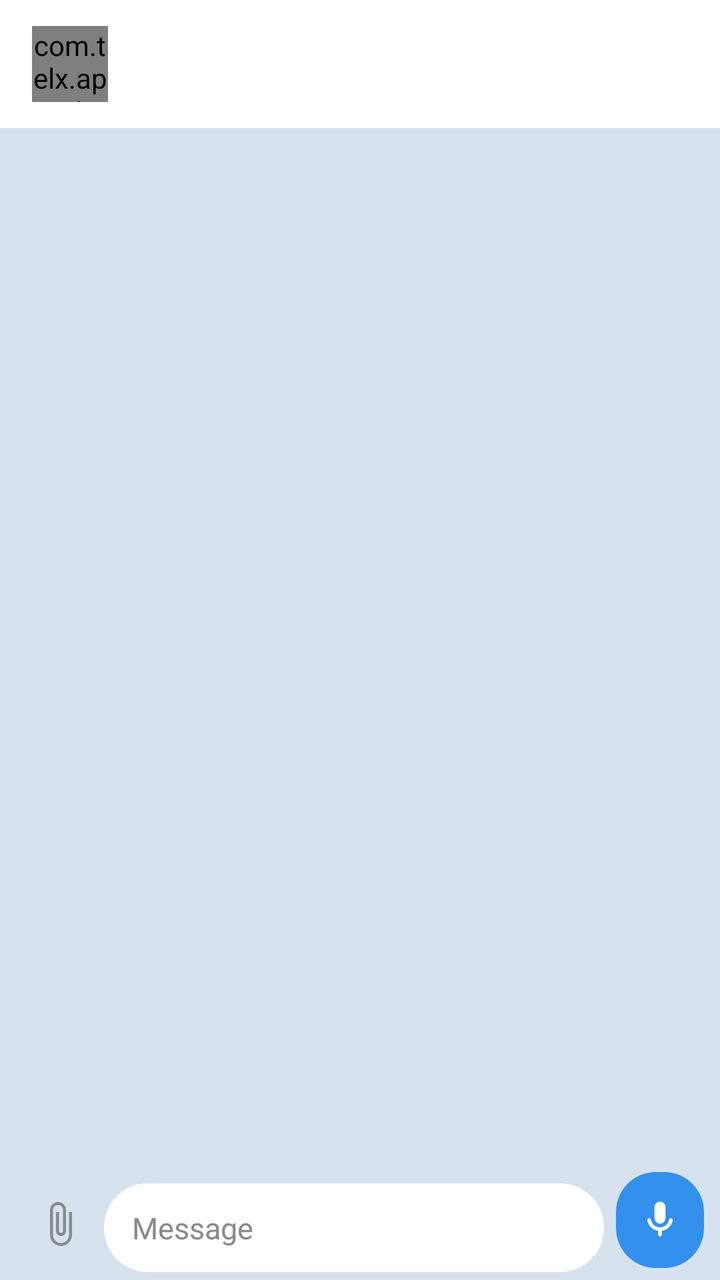
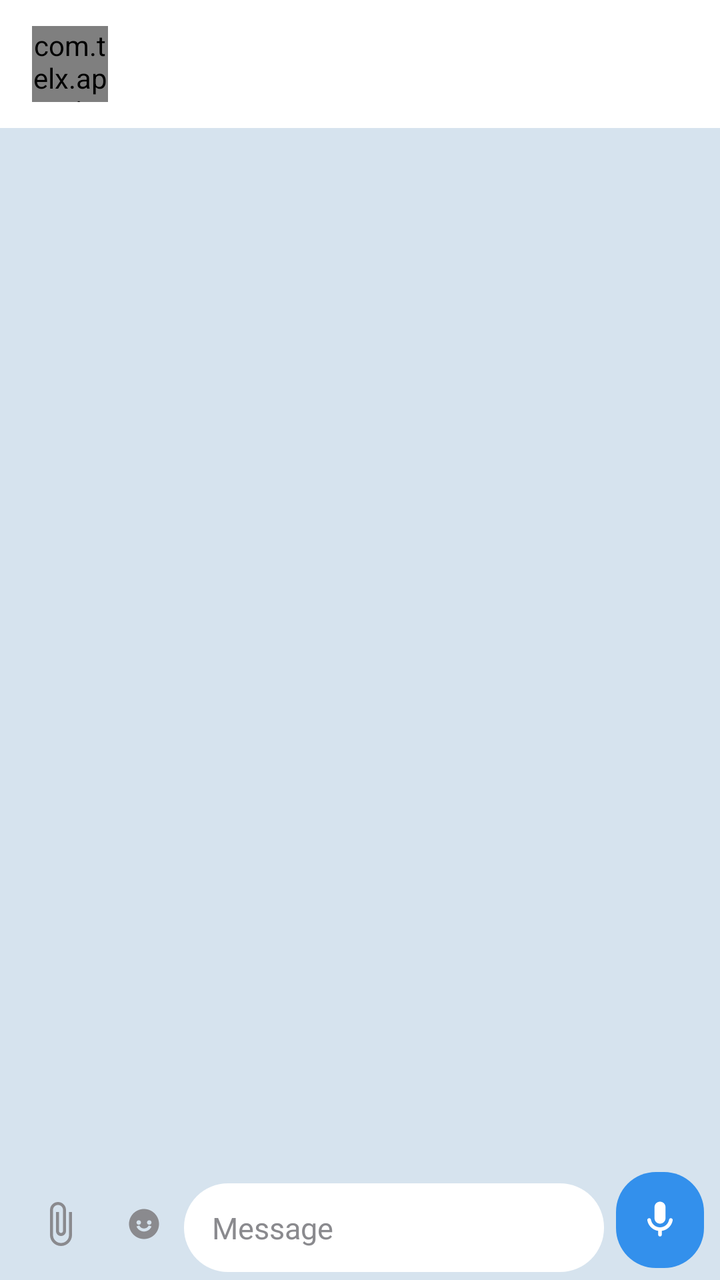

Before-and-after screenshots of an Android layout around one commit, followed by the original layout XML and the change that was made.
<!-- AndroidManifest.xml: activity theme Theme.TelX.NoActionBar -->
<!-- res/layout/activity_chat.xml -->
<?xml version="1.0" encoding="utf-8"?>
<LinearLayout android:id="@+id/chat_root" xmlns:android="http://schemas.android.com/apk/res/android" xmlns:app="http://schemas.android.com/apk/res-auto" xmlns:tools="http://schemas.android.com/tools"
    android:layout_width="match_parent" android:layout_height="match_parent"
    android:orientation="vertical" android:background="@color/chat_bg">
    <androidx.appcompat.widget.Toolbar android:id="@+id/chat_toolbar"
        android:layout_width="match_parent" android:layout_height="?attr/actionBarSize"
        android:background="@color/toolbar_bg" app:contentInsetStartWithNavigation="0dp"
        app:titleTextColor="@color/text_primary">
        <LinearLayout android:id="@+id/chat_header"
            android:layout_width="match_parent" android:layout_height="match_parent"
            android:orientation="horizontal" android:gravity="center_vertical"
            android:background="?android:attr/selectableItemBackground">
            <com.telx.app.ui.common.AvatarView android:id="@+id/chat_avatar" android:layout_width="38dp" android:layout_height="38dp" android:layout_marginEnd="8dp" />
            <LinearLayout android:layout_width="0dp" android:layout_height="wrap_content" android:layout_weight="1"
                android:orientation="vertical">
                <TextView android:id="@+id/chat_title" android:layout_width="wrap_content" android:layout_height="wrap_content"
                    android:textSize="17sp" android:textStyle="bold" android:textColor="@color/text_primary" android:maxLines="1" android:ellipsize="end" />
                <TextView android:id="@+id/chat_status" android:layout_width="wrap_content" android:layout_height="wrap_content"
                    android:textSize="12sp" android:textColor="@color/text_secondary" android:maxLines="1" />
            </LinearLayout>
        </LinearLayout>
    </androidx.appcompat.widget.Toolbar>
    <LinearLayout android:id="@+id/pinned_bar" android:layout_width="match_parent" android:layout_height="wrap_content"
        android:orientation="horizontal" android:gravity="center_vertical"
        android:background="@color/toolbar_bg" android:paddingStart="16dp" android:paddingEnd="8dp"
        android:paddingTop="6dp" android:paddingBottom="6dp" android:visibility="gone">
        <View android:layout_width="3dp" android:layout_height="30dp" android:background="@color/tg_blue" />
        <TextView android:id="@+id/pinned_text" android:layout_width="0dp" android:layout_height="wrap_content"
            android:layout_weight="1" android:layout_marginStart="10dp" android:textSize="13sp"
            android:textColor="@color/text_primary" android:maxLines="1" android:ellipsize="end" />
        <ImageView android:id="@+id/pinned_close" android:layout_width="22dp" android:layout_height="22dp"
            android:src="@drawable/ic_close" app:tint="@color/text_secondary" android:padding="2dp" />
    </LinearLayout>
    <FrameLayout android:layout_width="match_parent" android:layout_height="0dp" android:layout_weight="1">
        <androidx.recyclerview.widget.RecyclerView android:id="@+id/chat_recycler"
            android:layout_width="match_parent" android:layout_height="match_parent"
            android:clipToPadding="false" android:paddingBottom="6dp" android:paddingTop="6dp" />
        <TextView android:id="@+id/chat_empty" android:layout_width="wrap_content" android:layout_height="wrap_content"
            android:layout_gravity="center" android:text="No messages here yet.
Say hi 👋"
            android:gravity="center" android:textColor="@color/text_secondary" android:visibility="gone" />
    </FrameLayout>
    <LinearLayout android:id="@+id/reply_bar" android:layout_width="match_parent" android:layout_height="wrap_content"
        android:orientation="horizontal" android:gravity="center_vertical"
        android:background="@color/toolbar_bg" android:paddingStart="16dp" android:paddingEnd="8dp"
        android:paddingTop="8dp" android:paddingBottom="8dp" android:visibility="gone">
        <View android:layout_width="3dp" android:layout_height="32dp" android:background="@color/tg_blue" />
        <LinearLayout android:layout_width="0dp" android:layout_height="wrap_content" android:layout_weight="1"
            android:orientation="vertical" android:layout_marginStart="10dp">
            <TextView android:id="@+id/reply_mode" android:layout_width="wrap_content" android:layout_height="wrap_content"
                android:textSize="12sp" android:textColor="@color/tg_blue" android:textStyle="bold" />
            <TextView android:id="@+id/reply_name" android:layout_width="wrap_content" android:layout_height="wrap_content"
                android:textSize="13sp" android:textColor="@color/text_primary" android:textStyle="bold" android:maxLines="1" />
            <TextView android:id="@+id/reply_text" android:layout_width="wrap_content" android:layout_height="wrap_content"
                android:textSize="13sp" android:textColor="@color/text_secondary" android:maxLines="1" android:ellipsize="end" />
        </LinearLayout>
        <ImageView android:id="@+id/reply_close" android:layout_width="24dp" android:layout_height="24dp"
            android:src="@drawable/ic_close" app:tint="@color/text_secondary" />
    </LinearLayout>
    <LinearLayout android:id="@+id/recording_bar" android:layout_width="match_parent" android:layout_height="52dp"
        android:orientation="horizontal" android:gravity="center_vertical"
        android:background="@drawable/bg_recording" android:paddingStart="18dp" android:paddingEnd="18dp"
        android:layout_marginStart="10dp" android:layout_marginEnd="10dp" android:layout_marginBottom="6dp"
        android:visibility="gone">
        <TextView android:id="@+id/recording_time" android:layout_width="0dp" android:layout_height="wrap_content"
            android:layout_weight="1" android:text="● 0:00" android:textColor="#FFFFFF" android:textSize="15sp" android:textStyle="bold" />
        <TextView android:layout_width="wrap_content" android:layout_height="wrap_content"
            android:text="Release to send" android:textColor="#FFE9E9" android:textSize="13sp" />
        <ImageView android:id="@+id/recording_cancel" android:layout_width="26dp" android:layout_height="26dp"
            android:layout_marginStart="12dp" android:src="@drawable/ic_close" app:tint="#FFFFFF" />
    </LinearLayout>
    <LinearLayout android:id="@+id/input_row" android:layout_width="match_parent" android:layout_height="wrap_content"
        android:orientation="horizontal" android:gravity="bottom"
        android:paddingStart="8dp" android:paddingEnd="8dp" android:paddingTop="4dp" android:paddingBottom="4dp">
        <ImageView android:id="@+id/btn_attach" android:layout_width="44dp" android:layout_height="48dp"
            android:src="@drawable/ic_attach" app:tint="@color/text_secondary" android:padding="10dp"
            android:background="?android:attr/selectableItemBackgroundBorderless" />
        <EditText android:id="@+id/chat_input" android:layout_width="0dp" android:layout_height="wrap_content"
            android:layout_weight="1" android:background="@drawable/bg_input"
            android:hint="Message" android:textSize="15sp" android:maxLines="6"
            android:paddingStart="14dp" android:paddingEnd="14dp"
            android:paddingTop="12dp" android:paddingBottom="12dp"
            android:inputType="textMultiLine|textCapSentences" android:textColor="@color/text_primary"
            android:textColorHint="@color/text_secondary" />
        <ImageView android:id="@+id/btn_mic" android:layout_width="44dp" android:layout_height="48dp"
            android:src="@drawable/ic_mic" app:tint="#FFFFFF" android:padding="11dp"
            android:background="@drawable/badge_unread" android:layout_marginStart="6dp" android:layout_marginBottom="2dp"
            android:contentDescription="Hold to record" />
        <com.google.android.material.floatingactionbutton.FloatingActionButton android:id="@+id/btn_send"
            android:layout_width="wrap_content" android:layout_height="wrap_content"
            android:src="@drawable/ic_send" app:tint="#FFFFFF" app:backgroundTint="@color/tg_blue"
            app:borderWidth="0dp" app:fabSize="mini" android:layout_marginStart="6dp" android:visibility="gone"
            app:elevation="0dp" />
    </LinearLayout>
    <LinearLayout android:id="@+id/channel_bar" android:layout_width="match_parent" android:layout_height="52dp"
        android:orientation="horizontal" android:gravity="center" android:background="@color/toolbar_bg"
        android:elevation="6dp" android:visibility="gone">
        <ImageView android:id="@+id/channel_mute_icon" android:layout_width="22dp" android:layout_height="22dp"
            android:src="@drawable/ic_volume" app:tint="@color/tg_blue" />
        <TextView android:id="@+id/channel_mute_label" android:layout_width="wrap_content" android:layout_height="wrap_content"
            android:layout_marginStart="10dp" android:text="Mute" android:textSize="15sp"
            android:textStyle="bold" android:textColor="@color/tg_blue" />
    </LinearLayout>
</LinearLayout>
<!-- resources referenced by this layout -->
<resources>
  <color name="chat_bg">#D6E3EE</color>
  <color name="text_primary">#000000</color>
  <color name="text_secondary">#8A8A8E</color>
  <color name="tg_blue">#3390EC</color>
  <color name="toolbar_bg">#FFFFFF</color>
  <!-- drawable badge_unread (drawable) -->
  <?xml version="1.0" encoding="utf-8"?>
  <shape xmlns:android="http://schemas.android.com/apk/res/android" android:shape="rectangle">
      <solid android:color="#3390EC" />
      <corners android:radius="20dp" />
  </shape>
  <!-- drawable bg_input (drawable) -->
  <?xml version="1.0" encoding="utf-8"?>
  <shape xmlns:android="http://schemas.android.com/apk/res/android" android:shape="rectangle">
      <solid android:color="@color/input_bg" />
      <corners android:radius="22dp" />
  </shape>
  <!-- drawable bg_recording (drawable) -->
  <?xml version="1.0" encoding="utf-8"?>
  <shape xmlns:android="http://schemas.android.com/apk/res/android" android:shape="rectangle">
      <solid android:color="#F44336" />
      <corners android:radius="22dp" />
  </shape>
  <!-- drawable ic_attach (drawable) -->
  <?xml version="1.0" encoding="utf-8"?>
  <vector xmlns:android="http://schemas.android.com/apk/res/android"
      android:width="24dp" android:height="24dp"
      android:viewportWidth="24" android:viewportHeight="24">
      <path android:fillColor="#FF6B6B70" android:pathData="M16.5 6v11.5c0 2.21-1.79 4-4 4s-4-1.79-4-4V5c0-1.38 1.12-2.5 2.5-2.5s2.5 1.12 2.5 2.5v10.5c0 .55-.45 1-1 1s-1-.45-1-1V6H10v9.5c0 1.38 1.12 2.5 2.5 2.5s2.5-1.12 2.5-2.5V5c0-2.21-1.79-4-4-4S7 2.79 7 5v12.5c0 3.04 2.46 5.5 5.5 5.5s5.5-2.46 5.5-5.5V6h-1.5z"/>
  </vector>
  <!-- drawable ic_close (drawable) -->
  <?xml version="1.0" encoding="utf-8"?>
  <vector xmlns:android="http://schemas.android.com/apk/res/android"
      android:width="24dp" android:height="24dp"
      android:viewportWidth="24" android:viewportHeight="24">
      <path android:fillColor="#FF6B6B70" android:pathData="M19 6.41L17.59 5 12 10.59 6.41 5 5 6.41 10.59 12 5 17.59 6.41 19 12 13.41 17.59 19 19 17.59 13.41 12z"/>
  </vector>
  <!-- drawable ic_send (drawable) -->
  <?xml version="1.0" encoding="utf-8"?>
  <vector xmlns:android="http://schemas.android.com/apk/res/android"
      android:width="24dp" android:height="24dp"
      android:viewportWidth="24" android:viewportHeight="24">
      <path android:fillColor="#FF6B6B70" android:pathData="M2.01 21L23 12 2.01 3 2 10l15 2-15 2z"/>
  </vector>
  <!-- drawable ic_volume (drawable) -->
  <?xml version="1.0" encoding="utf-8"?>
  <vector xmlns:android="http://schemas.android.com/apk/res/android"
      android:width="24dp" android:height="24dp"
      android:viewportWidth="24" android:viewportHeight="24">
      <path android:fillColor="#FF6B6B70" android:pathData="M3 9v6h4l5 5V4L7 9H3zm13.5 3c0-1.77-1.02-3.29-2.5-4.03v8.05c1.48-.73 2.5-2.25 2.5-4.02z"/>
  </vector>
  <style name="Theme.TelX.NoActionBar">
          <item name="windowActionBar">false</item>
          <item name="windowNoTitle">true</item>
      </style>
  <color name="input_bg">#FFFFFF</color>
  <!-- unchanged entries left out for length: 1 -->
</resources>

<!-- the commit's change to res/layout/activity_chat.xml (unified diff, before → after) -->
@@ -75,6 +75,10 @@ Say hi 👋"
         <ImageView android:id="@+id/btn_attach" android:layout_width="44dp" android:layout_height="48dp"
             android:src="@drawable/ic_attach" app:tint="@color/text_secondary" android:padding="10dp"
             android:background="?android:attr/selectableItemBackgroundBorderless" />
+        <ImageView android:id="@+id/btn_emoji" android:layout_width="40dp" android:layout_height="48dp"
+            android:src="@drawable/ic_emoji" app:tint="@color/text_secondary" android:padding="11dp"
+            android:background="?android:attr/selectableItemBackgroundBorderless"
+            android:contentDescription="Emoji" />
         <EditText android:id="@+id/chat_input" android:layout_width="0dp" android:layout_height="wrap_content"
             android:layout_weight="1" android:background="@drawable/bg_input"
             android:hint="Message" android:textSize="15sp" android:maxLines="6"
<!-- resource entries referenced after the edit -->
@@ -37,6 +37,12 @@
       android:viewportWidth="24" android:viewportHeight="24">
       <path android:fillColor="#FF6B6B70" android:pathData="M19 6.41L17.59 5 12 10.59 6.41 5 5 6.41 10.59 12 5 17.59 6.41 19 12 13.41 17.59 19 19 17.59 13.41 12z"/>
   </vector>
+  <!-- drawable ic_emoji (drawable) -->
+  <vector xmlns:android="http://schemas.android.com/apk/res/android"
+      android:width="24dp" android:height="24dp"
+      android:viewportWidth="24" android:viewportHeight="24">
+      <path android:fillColor="#FF000000" android:pathData="M12,2C6.48,2 2,6.48 2,12s4.48,10 10,10 10,-4.48 10,-10S17.52,2 12,2zM8.5,9.5c0.83,0 1.5,0.67 1.5,1.5s-0.67,1.5 -1.5,1.5S7,11.83 7,11s0.67,-1.5 1.5,-1.5zM15.5,9.5c0.83,0 1.5,0.67 1.5,1.5s-0.67,1.5 -1.5,1.5S14,11.83 14,11s0.67,-1.5 1.5,-1.5zM12,17c-2.28,0 -4.22,-1.4 -5,-3.36l1.79,-0.72C9.38,14.14 10.58,15 12,15s2.62,-0.86 3.21,-2.08L17,13.64C16.22,15.6 14.28,17 12,17z"/>
+  </vector>
   <!-- drawable ic_send (drawable) -->
   <?xml version="1.0" encoding="utf-8"?>
   <vector xmlns:android="http://schemas.android.com/apk/res/android"
